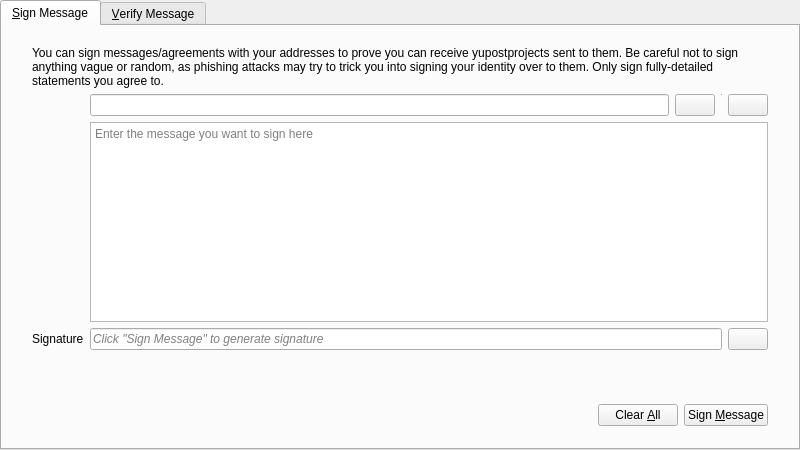
Old version of the form src/qt/forms/signverifymessagedialog.ui in the repository YuPostX/YuPost.
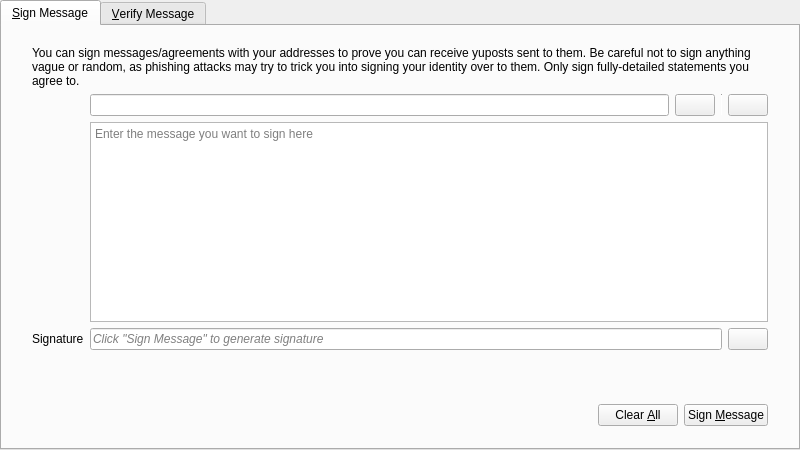
New version of the form. Icons and pictures are not drawn. Custom widgets are drawn as their Qt base class.

```diff
--- a/src/qt/forms/signverifymessagedialog.ui
+++ b/src/qt/forms/signverifymessagedialog.ui
@@ -196,7 +196,7 @@
            <item row="0" column="0" colspan="2">
             <widget class="QLabel" name="infoLabel_SM">
              <property name="text">
-              <string>You can sign messages/agreements with your addresses to prove you can receive yupostprojects sent to them. Be careful not to sign anything vague or random, as phishing attacks may try to trick you into signing your identity over to them. Only sign fully-detailed statements you agree to.</string>
+              <string>You can sign messages/agreements with your addresses to prove you can receive yuposts sent to them. Be careful not to sign anything vague or random, as phishing attacks may try to trick you into signing your identity over to them. Only sign fully-detailed statements you agree to.</string>
              </property>
              <property name="textFormat">
               <enum>Qt::PlainText</enum>
```
Left out of the diff: 2 changed lines with no effect on the pictures.
